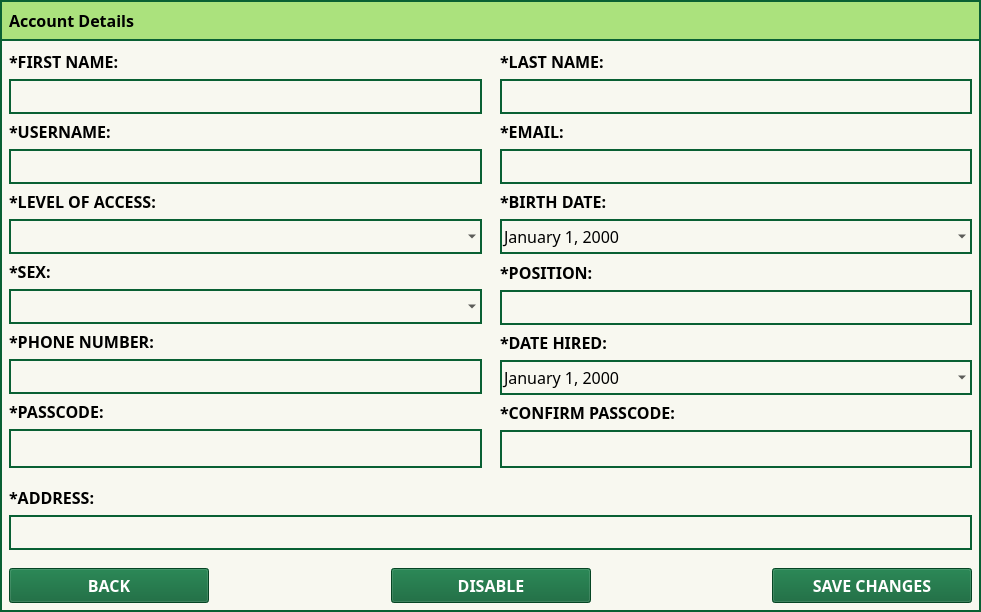
Qt form Screens/MainMenuScreens/Security/Dialogs/DLog_UpdateUserDetails.ui (Bideiro/Ranil_project_py) before a commit.
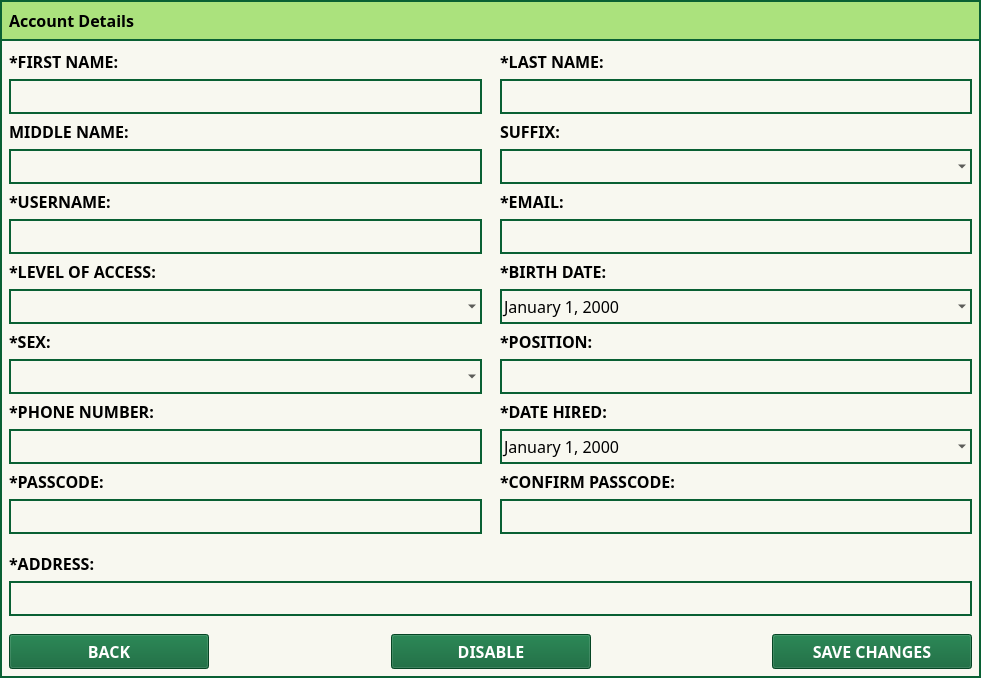
The same form after that commit. Icons and pictures are not drawn.

```diff
--- a/Screens/MainMenuScreens/Security/Dialogs/DLog_UpdateUserDetails.ui
+++ b/Screens/MainMenuScreens/Security/Dialogs/DLog_UpdateUserDetails.ui
@@ -7,7 +7,7 @@
     <x>0</x>
     <y>0</y>
     <width>981</width>
-    <height>610</height>
+    <height>664</height>
    </rect>
   </property>
   <property name="windowTitle">
@@ -196,6 +196,36 @@
               </property>
              </widget>
             </item>
+            <item>
+             <widget class="QLabel" name="label_15">
+              <property name="font">
+               <font>
+                <family>DM Sans</family>
+                <pointsize>12</pointsize>
+                <bold>true</bold>
+               </font>
+              </property>
+              <property name="text">
+               <string>MIDDLE NAME:</string>
+              </property>
+             </widget>
+            </item>
+            <item>
+             <widget class="QLineEdit" name="MName_LE">
+              <property name="minimumSize">
+               <size>
+                <width>25</width>
+                <height>35</height>
+               </size>
+              </property>
+              <property name="font">
+               <font>
+                <family>DM Sans</family>
+                <pointsize>12</pointsize>
+               </font>
+              </property>
+             </widget>
+            </item>
             <item>
              <widget class="QLabel" name="label_3">
               <property name="font">
@@ -228,7 +258,6 @@
                <font>
                 <family>DM Sans</family>
                 <pointsize>12</pointsize>
-                <italic>false</italic>
                 <bold>false</bold>
                </font>
               </property>
@@ -373,6 +402,18 @@
             </item>
             <item>
              <widget class="QWidget" name="Pass_w" native="true">
+              <property name="sizePolicy">
+               <sizepolicy hsizetype="Minimum" vsizetype="Minimum">
+                <horstretch>0</horstretch>
+                <verstretch>0</verstretch>
+               </sizepolicy>
+              </property>
+              <property name="minimumSize">
+               <size>
+                <width>25</width>
+                <height>35</height>
+               </size>
+              </property>
               <property name="styleSheet">
                <string notr="true"/>
               </property>
@@ -512,6 +553,36 @@
               </property>
              </widget>
             </item>
+            <item>
+             <widget class="QLabel" name="label_16">
+              <property name="font">
+               <font>
+                <family>DM Sans</family>
+                <pointsize>12</pointsize>
+                <bold>true</bold>
+               </font>
+              </property>
+              <property name="text">
+               <string>SUFFIX:</string>
+              </property>
+             </widget>
+            </item>
+            <item>
+             <widget class="QComboBox" name="Suffix_CB">
+              <property name="minimumSize">
+               <size>
+                <width>25</width>
+                <height>35</height>
+               </size>
+              </property>
+              <property name="font">
+               <font>
+                <family>DM Sans</family>
+                <pointsize>12</pointsize>
+               </font>
+              </property>
+             </widget>
+            </item>
             <item>
              <widget class="QLabel" name="label_8">
               <property name="font">
@@ -544,7 +615,6 @@
                <font>
                 <family>DM Sans</family>
                 <pointsize>12</pointsize>
-                <italic>false</italic>
                 <bold>false</bold>
                </font>
               </property>
@@ -705,6 +775,18 @@
             </item>
             <item>
              <widget class="QWidget" name="CPass_w" native="true">
+              <property name="sizePolicy">
+               <sizepolicy hsizetype="Minimum" vsizetype="Minimum">
+                <horstretch>0</horstretch>
+                <verstretch>0</verstretch>
+               </sizepolicy>
+              </property>
+              <property name="minimumSize">
+               <size>
+                <width>25</width>
+                <height>35</height>
+               </size>
+              </property>
               <layout class="QHBoxLayout" name="horizontalLayout_4">
                <property name="spacing">
                 <number>2</number>
```
